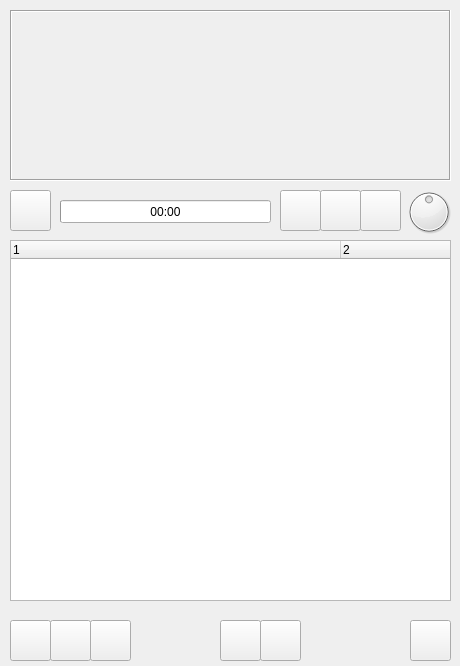
Qt form player.ui (dimanchik79/Play-Music) before a commit.
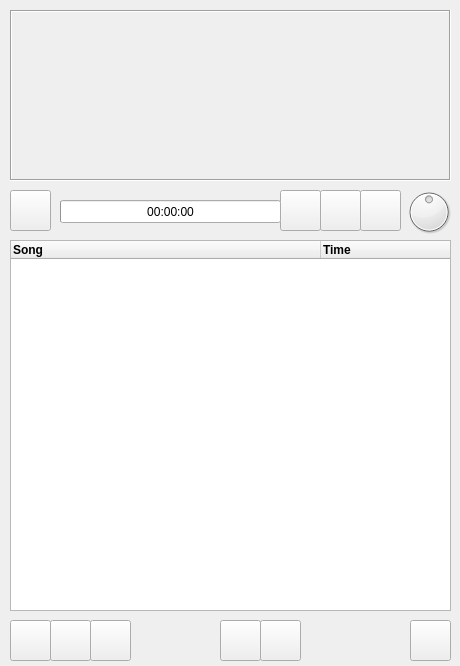
The same form after that commit. Icons and pictures are not drawn.

```diff
--- a/player.ui
+++ b/player.ui
@@ -16,6 +16,12 @@
   <property name="styleSheet">
    <string notr="true"/>
   </property>
+  <property name="iconSize">
+   <size>
+    <width>48</width>
+    <height>48</height>
+   </size>
+  </property>
   <widget class="QWidget" name="centralwidget">
    <widget class="QFrame" name="view">
     <property name="geometry">
@@ -112,7 +118,7 @@
      <rect>
       <x>60</x>
       <y>200</y>
-      <width>211</width>
+      <width>221</width>
       <height>23</height>
      </rect>
     </property>
@@ -123,7 +129,7 @@
      <number>0</number>
     </property>
     <property name="format">
-     <string>00:00</string>
+     <string>00:00:00</string>
     </property>
    </widget>
    <widget class="QPushButton" name="back">
@@ -316,26 +322,50 @@
       <x>10</x>
       <y>240</y>
       <width>441</width>
-      <height>361</height>
+      <height>371</height>
      </rect>
     </property>
-    <property name="lineWidth">
-     <number>1</number>
-    </property>
-    <property name="columnCount">
-     <number>2</number>
-    </property>
     <attribute name="headerDefaultSectionSize">
-     <number>330</number>
+     <number>310</number>
     </attribute>
     <column>
      <property name="text">
-      <string notr="true">1</string>
+      <string>Song</string>
+     </property>
+     <property name="font">
+      <font>
+       <weight>75</weight>
+       <bold>true</bold>
+      </font>
+     </property>
+     <property name="foreground">
+      <brush brushstyle="NoBrush">
+       <color alpha="255">
+        <red>85</red>
+        <green>0</green>
+        <blue>255</blue>
+       </color>
+      </brush>
      </property>
     </column>
     <column>
      <property name="text">
-      <string notr="true">2</string>
+      <string>Time</string>
+     </property>
+     <property name="font">
+      <font>
+       <weight>75</weight>
+       <bold>true</bold>
+      </font>
+     </property>
+     <property name="foreground">
+      <brush brushstyle="NoBrush">
+       <color alpha="255">
+        <red>85</red>
+        <green>0</green>
+        <blue>255</blue>
+       </color>
+      </brush>
      </property>
     </column>
    </widget>
```
Left out of the diff: 8 changed lines with no effect on the pictures.
